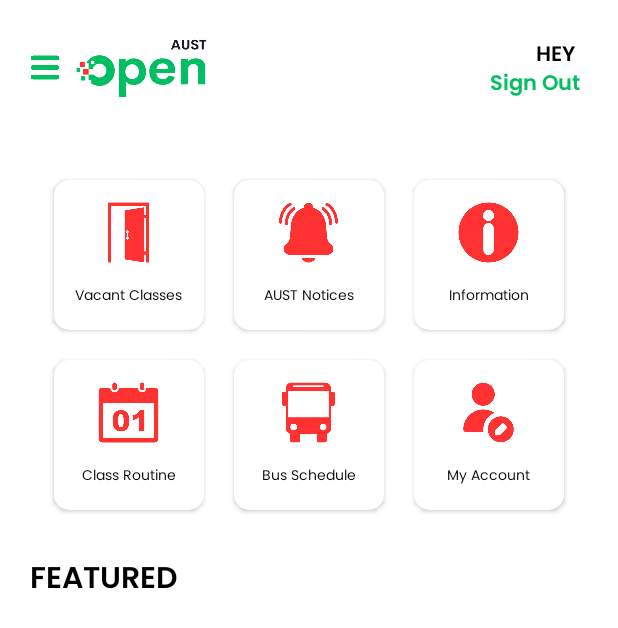
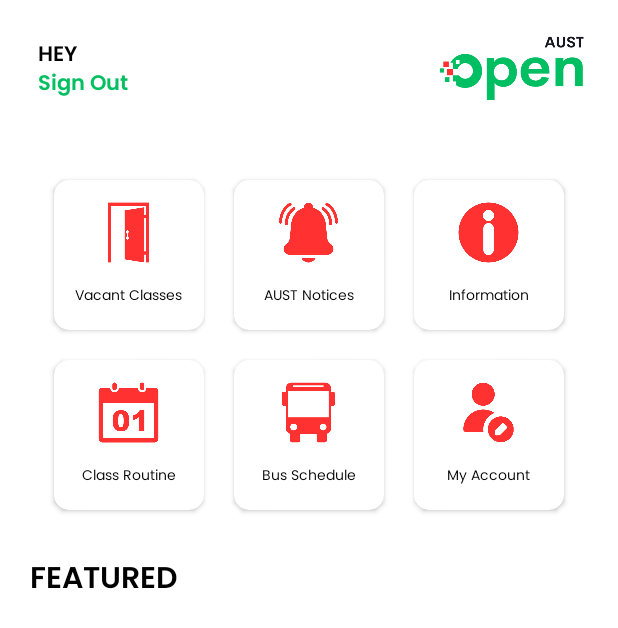
Before and after one commit to anwholesquare/aust_open_android, an Android app: the screen it shows after launch once a user with an empty profile is signed in (MainActivity), on a phone screen of 412 x 824 dp. Shown: the top 628 px of the screen. Run offline under Robolectric (Android 15) with nearby library versions, the phone set to English and light mode, and no system bars; our stand-ins replace Firebase (no records; nobody signed in at launch, a user with empty details on screens opened directly); pictures from the network do not load.

Commit message:
app-debug.apk added

```diff
--- a/app/src/main/res/layout/activity_academic_calender.xml
+++ b/app/src/main/res/layout/activity_academic_calender.xml
@@ -19,7 +19,7 @@
             android:layout_width="120dp"
             android:layout_height="50dp"
             android:orientation="horizontal"
-            android:gravity="start"
+            android:gravity="center"
             >
             <ImageView
                 android:layout_width="wrap_content"
--- a/app/src/main/res/layout/activity_main.xml
+++ b/app/src/main/res/layout/activity_main.xml
@@ -16,31 +16,10 @@
         android:orientation="horizontal">
 
         <LinearLayout
-            android:layout_width="120dp"
-            android:layout_height="50dp"
-            android:orientation="horizontal"
-            android:gravity="start"
-            >
-
-            <ImageView
-                android:layout_width="20dp"
-                android:layout_height="wrap_content"
-                android:layout_gravity="center"
-                android:layout_marginRight="10dp"
-                android:src="@drawable/hamburger1"/>
-
-            <ImageView
-                android:layout_width="wrap_content"
-                android:layout_height="match_parent"
-                android:src="@drawable/applogo"/>
-        </LinearLayout>
-
-
-        <LinearLayout
-            android:layout_width="fill_parent"
+            android:layout_width="200dp"
             android:layout_height="50dp"
             android:orientation="vertical"
-            android:gravity="end"
+            android:gravity="start"
             android:padding="5dp"
             >
 
@@ -68,6 +47,23 @@
                 android:text="Sign Out"/>
 
         </LinearLayout>
+
+        <androidx.constraintlayout.widget.ConstraintLayout
+            android:layout_width="fill_parent"
+            android:layout_height="50dp"
+            >
+
+
+            <ImageView
+                android:layout_width="100dp"
+                android:layout_height="match_parent"
+                android:layout_alignParentRight="true"
+                android:src="@drawable/applogo"
+                app:layout_constraintEnd_toEndOf="parent" />
+        </androidx.constraintlayout.widget.ConstraintLayout>
+
+
+
 
 
 
--- a/app/src/main/res/layout/activity_vacant_acitivity3.xml
+++ b/app/src/main/res/layout/activity_vacant_acitivity3.xml
@@ -21,12 +21,6 @@
             android:orientation="horizontal"
             android:gravity="start"
             >
-            <ImageView
-                android:layout_width="20dp"
-                android:layout_height="wrap_content"
-                android:layout_gravity="center"
-                android:layout_marginRight="10dp"
-                android:src="@drawable/hamburger1"/>
 
             <ImageView
                 android:layout_width="wrap_content"
```
Also changed, not shown: app/src/main/res/layout/activity_be_an_editor.xml (+0 -7 lines), app/src/main/res/layout/activity_bus.xml (+0 -7 lines), app/src/main/res/layout/activity_info.xml (+0 -7 lines), app/src/main/res/layout/activity_my_account.xml (+0 -7 lines), app/src/main/res/layout/activity_notice1.xml (+0 -7 lines), app/src/main/res/layout/activity_notice2.xml (+0 -7 lines), app/src/main/res/layout/activity_request_edit.xml (+0 -7 lines), app/src/main/res/layout/activity_routine1.xml (+0 -7 lines), app/src/main/res/layout/activity_routine2.xml (+0 -7 lines), app/src/main/res/layout/activity_routine_input.xml (+0 -7 lines), app/src/main/res/layout/activity_teacher_info.xml (+0 -7 lines), app/src/main/res/layout/activity_vacant_acitivity1.xml (+0 -7 lines), app/src/main/res/layout/activity_vacant_acitivity2.xml (+0 -7 lines), 2 other files.
